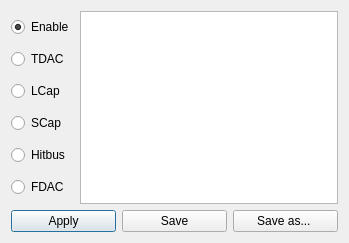
Yarr/Yarr, file gui/YarrGui/editcfgdialog.ui: the form before one commit.
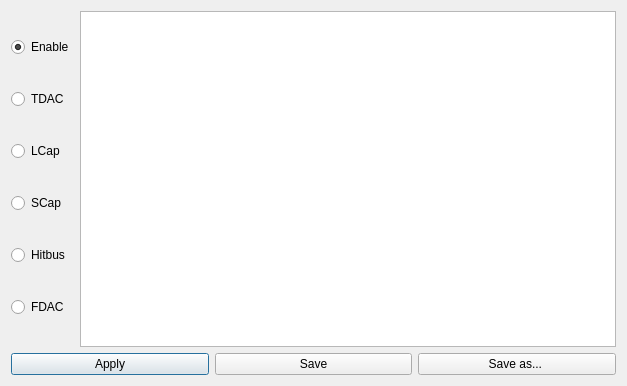
The form after the commit.

```diff
--- a/gui/YarrGui/editcfgdialog.ui
+++ b/gui/YarrGui/editcfgdialog.ui
@@ -6,8 +6,8 @@
    <rect>
     <x>0</x>
     <y>0</y>
-    <width>349</width>
-    <height>243</height>
+    <width>627</width>
+    <height>386</height>
    </rect>
   </property>
   <property name="windowTitle">
```
